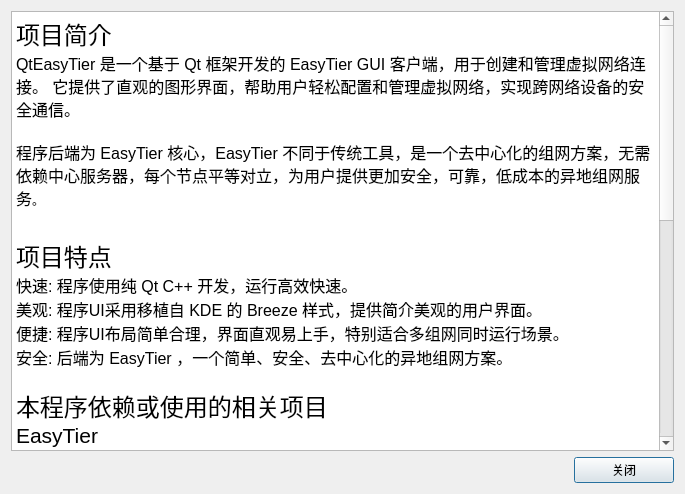
Above: Qt_UI/about.ui from myqfeng/qt-easy-tier before the change. Below: the same form after it.
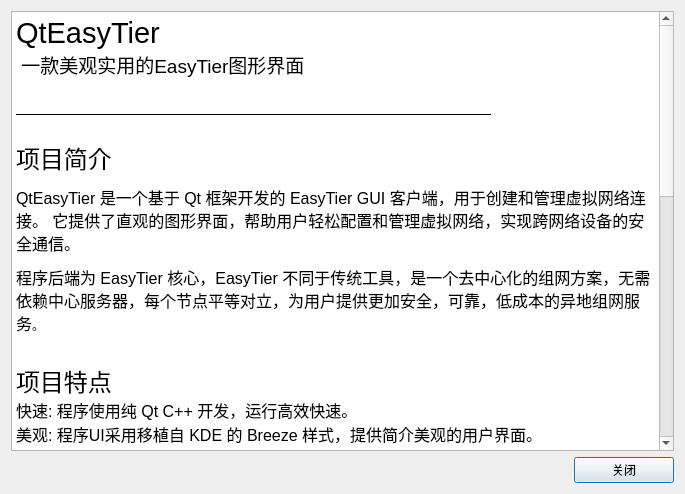
That is the form after the change.

Patch:
```diff
--- a/Qt_UI/about.ui
+++ b/Qt_UI/about.ui
@@ -24,16 +24,23 @@
 li.unchecked::marker { content: &quot;\2610&quot;; }
 li.checked::marker { content: &quot;\2612&quot;; }
 &lt;/style&gt;&lt;/head&gt;&lt;body style=&quot; font-family:'Microsoft YaHei UI'; font-size:9pt; font-weight:400; font-style:normal;&quot;&gt;
+&lt;p style=&quot; margin-top:0px; margin-bottom:0px; margin-left:0px; margin-right:0px; -qt-block-indent:0; text-indent:0px;&quot;&gt;&lt;span style=&quot; font-size:22pt;&quot;&gt;QtEasyTier&lt;/span&gt;&lt;/p&gt;
+&lt;p style=&quot; margin-top:0px; margin-bottom:0px; margin-left:0px; margin-right:0px; -qt-block-indent:0; text-indent:0px;&quot;&gt;&lt;span style=&quot; font-size:14pt;&quot;&gt; 一款美观实用的EasyTier图形界面&lt;/span&gt;&lt;/p&gt;
+&lt;p style=&quot;-qt-paragraph-type:empty; margin-top:0px; margin-bottom:0px; margin-left:0px; margin-right:0px; -qt-block-indent:0; text-indent:0px; font-size:14pt;&quot;&gt;&lt;br /&gt;&lt;/p&gt;
+&lt;p style=&quot; margin-top:0px; margin-bottom:0px; margin-left:0px; margin-right:0px; -qt-block-indent:0; text-indent:0px;&quot;&gt;&lt;span style=&quot; text-decoration: underline;&quot;&gt;                                                                                                                                               &lt;/span&gt;&lt;/p&gt;
+&lt;p align=&quot;center&quot; style=&quot;-qt-paragraph-type:empty; margin-top:0px; margin-bottom:0px; margin-left:0px; margin-right:0px; -qt-block-indent:0; text-indent:0px; text-decoration: underline;&quot;&gt;&lt;br /&gt;&lt;/p&gt;
+&lt;p style=&quot; margin-top:0px; margin-bottom:0px; margin-left:0px; margin-right:0px; -qt-block-indent:0; text-indent:0px;&quot;&gt;&lt;span style=&quot; font-size:6pt;&quot;&gt;  &lt;/span&gt;&lt;/p&gt;
 &lt;p style=&quot; margin-top:0px; margin-bottom:0px; margin-left:0px; margin-right:0px; -qt-block-indent:0; text-indent:0px;&quot;&gt;&lt;span style=&quot; font-size:18pt;&quot;&gt;项目简介&lt;/span&gt;&lt;/p&gt;
+&lt;p style=&quot; margin-top:0px; margin-bottom:0px; margin-left:0px; margin-right:0px; -qt-block-indent:0; text-indent:0px;&quot;&gt;&lt;span style=&quot; font-size:6pt;&quot;&gt; &lt;/span&gt;&lt;/p&gt;
 &lt;p style=&quot; margin-top:0px; margin-bottom:0px; margin-left:0px; margin-right:0px; -qt-block-indent:0; text-indent:0px;&quot;&gt;&lt;span style=&quot; font-size:12pt;&quot;&gt;QtEasyTier 是一个基于 Qt 框架开发的 EasyTier GUI 客户端，用于创建和管理虚拟网络连接。 它提供了直观的图形界面，帮助用户轻松配置和管理虚拟网络，实现跨网络设备的安全通信。&lt;/span&gt;&lt;/p&gt;
-&lt;p style=&quot;-qt-paragraph-type:empty; margin-top:0px; margin-bottom:0px; margin-left:0px; margin-right:0px; -qt-block-indent:0; text-indent:0px; font-size:12pt;&quot;&gt;&lt;br /&gt;&lt;/p&gt;
+&lt;p style=&quot; margin-top:0px; margin-bottom:0px; margin-left:0px; margin-right:0px; -qt-block-indent:0; text-indent:0px;&quot;&gt;&lt;span style=&quot; font-size:6pt;&quot;&gt; &lt;/span&gt;&lt;/p&gt;
 &lt;p style=&quot; margin-top:0px; margin-bottom:0px; margin-left:0px; margin-right:0px; -qt-block-indent:0; text-indent:0px;&quot;&gt;&lt;span style=&quot; font-size:12pt;&quot;&gt;程序后端为 EasyTier 核心，EasyTier 不同于传统工具，是一个去中心化的组网方案，无需依赖中心服务器，每个节点平等对立，为用户提供更加安全，可靠，低成本的异地组网服务&lt;/span&gt;。&lt;/p&gt;
 &lt;p style=&quot;-qt-paragraph-type:empty; margin-top:0px; margin-bottom:0px; margin-left:0px; margin-right:0px; -qt-block-indent:0; text-indent:0px;&quot;&gt;&lt;br /&gt;&lt;/p&gt;
 &lt;p style=&quot;-qt-paragraph-type:empty; margin-top:0px; margin-bottom:0px; margin-left:0px; margin-right:0px; -qt-block-indent:0; text-indent:0px;&quot;&gt;&lt;br /&gt;&lt;/p&gt;
 &lt;p style=&quot; margin-top:0px; margin-bottom:0px; margin-left:0px; margin-right:0px; -qt-block-indent:0; text-indent:0px;&quot;&gt;&lt;span style=&quot; font-size:18pt;&quot;&gt;项目特点&lt;/span&gt;&lt;/p&gt;
 &lt;p style=&quot; margin-top:0px; margin-bottom:0px; margin-left:0px; margin-right:0px; -qt-block-indent:0; text-indent:0px;&quot;&gt;&lt;span style=&quot; font-size:12pt;&quot;&gt;快速: 程序使用纯 Qt C++ 开发，运行高效快速。&lt;/span&gt;&lt;/p&gt;
 &lt;p style=&quot; margin-top:0px; margin-bottom:0px; margin-left:0px; margin-right:0px; -qt-block-indent:0; text-indent:0px;&quot;&gt;&lt;span style=&quot; font-size:12pt;&quot;&gt;美观: 程序UI采用移植自 KDE 的 Breeze 样式，提供简介美观的用户界面。&lt;/span&gt;&lt;/p&gt;
-&lt;p style=&quot; margin-top:0px; margin-bottom:0px; margin-left:0px; margin-right:0px; -qt-block-indent:0; text-indent:0px;&quot;&gt;&lt;span style=&quot; font-size:12pt;&quot;&gt;便捷: 程序UI布局简单合理，界面直观易上手，特别适合多组网同时运行场景。&lt;/span&gt;&lt;/p&gt;
+&lt;p style=&quot; margin-top:0px; margin-bottom:0px; margin-left:0px; margin-right:0px; -qt-block-indent:0; text-indent:0px;&quot;&gt;&lt;span style=&quot; font-size:12pt;&quot;&gt;便捷: 程序UI布局简单合理，易上手，组网运行，一键联机等功能满足多样化需求。&lt;/span&gt;&lt;/p&gt;
 &lt;p style=&quot; margin-top:0px; margin-bottom:0px; margin-left:0px; margin-right:0px; -qt-block-indent:0; text-indent:0px;&quot;&gt;&lt;span style=&quot; font-size:12pt;&quot;&gt;安全: 后端为 EasyTier ，一个简单、安全、去中心化的异地组网方案。&lt;/span&gt;&lt;/p&gt;
 &lt;p style=&quot;-qt-paragraph-type:empty; margin-top:0px; margin-bottom:0px; margin-left:0px; margin-right:0px; -qt-block-indent:0; text-indent:0px; font-size:12pt;&quot;&gt;&lt;br /&gt;&lt;/p&gt;
 &lt;p style=&quot; margin-top:0px; margin-bottom:0px; margin-left:0px; margin-right:0px; -qt-block-indent:0; text-indent:0px;&quot;&gt;&lt;span style=&quot; font-size:18pt;&quot;&gt;本程序依赖或使用的相关项目&lt;/span&gt;&lt;/p&gt;
@@ -53,7 +60,7 @@
 &lt;p style=&quot; margin-top:0px; margin-bottom:0px; margin-left:0px; margin-right:0px; -qt-block-indent:0; text-indent:0px;&quot;&gt;&lt;span style=&quot; font-size:12pt;&quot;&gt;项目地址：&lt;/span&gt;&lt;span style=&quot; font-size:12pt; color:#66ccff;&quot;&gt;https://gitee.com/viagrahuang/qt-easy-tier &lt;/span&gt;&lt;/p&gt;
 &lt;p style=&quot; margin-top:0px; margin-bottom:0px; margin-left:0px; margin-right:0px; -qt-block-indent:0; text-indent:0px;&quot;&gt;&lt;span style=&quot; font-size:12pt;&quot;&gt;问题反馈：欢迎提交 Issue 和 PR &lt;/span&gt;&lt;/p&gt;
 &lt;p style=&quot; margin-top:0px; margin-bottom:0px; margin-left:0px; margin-right:0px; -qt-block-indent:0; text-indent:0px;&quot;&gt;&lt;span style=&quot; font-size:12pt;&quot;&gt;交流方式：作者混迹于EasyTier支持3群，欢迎加入交流：957189589&lt;/span&gt;&lt;/p&gt;
-&lt;p style=&quot;-qt-paragraph-type:empty; margin-top:0px; margin-bottom:0px; margin-left:0px; margin-right:0px; -qt-block-indent:0; text-indent:0px;&quot;&gt;&lt;br /&gt;&lt;/p&gt;
+&lt;p style=&quot; margin-top:0px; margin-bottom:0px; margin-left:0px; margin-right:0px; -qt-block-indent:0; text-indent:0px;&quot;&gt;&lt;span style=&quot; font-size:12pt;&quot;&gt; &lt;/span&gt;&lt;/p&gt;
 &lt;p style=&quot; margin-top:0px; margin-bottom:0px; margin-left:0px; margin-right:0px; -qt-block-indent:0; text-indent:0px;&quot;&gt;&lt;span style=&quot; font-size:18pt;&quot;&gt;许可证&lt;/span&gt;&lt;/p&gt;
 &lt;p style=&quot; margin-top:0px; margin-bottom:0px; margin-left:0px; margin-right:0px; -qt-block-indent:0; text-indent:0px;&quot;&gt;&lt;span style=&quot; font-size:12pt;&quot;&gt;本项目采用 GNU General Public License v3.0 (GPLv3) 许可证。&lt;/span&gt;&lt;/p&gt;
 &lt;p style=&quot; margin-top:0px; margin-bottom:0px; margin-left:0px; margin-right:0px; -qt-block-indent:0; text-indent:0px;&quot;&gt;&lt;a href=&quot;https://gitee.com/viagrahuang/qt-easy-tier/blob/master/LICENSE&quot;&gt;&lt;span style=&quot; font-size:12pt; text-decoration: underline; color:#66ccff;&quot;&gt;LICENSE&lt;/span&gt;&lt;/a&gt;&lt;/p&gt;&lt;/body&gt;&lt;/html&gt;</string>
```
